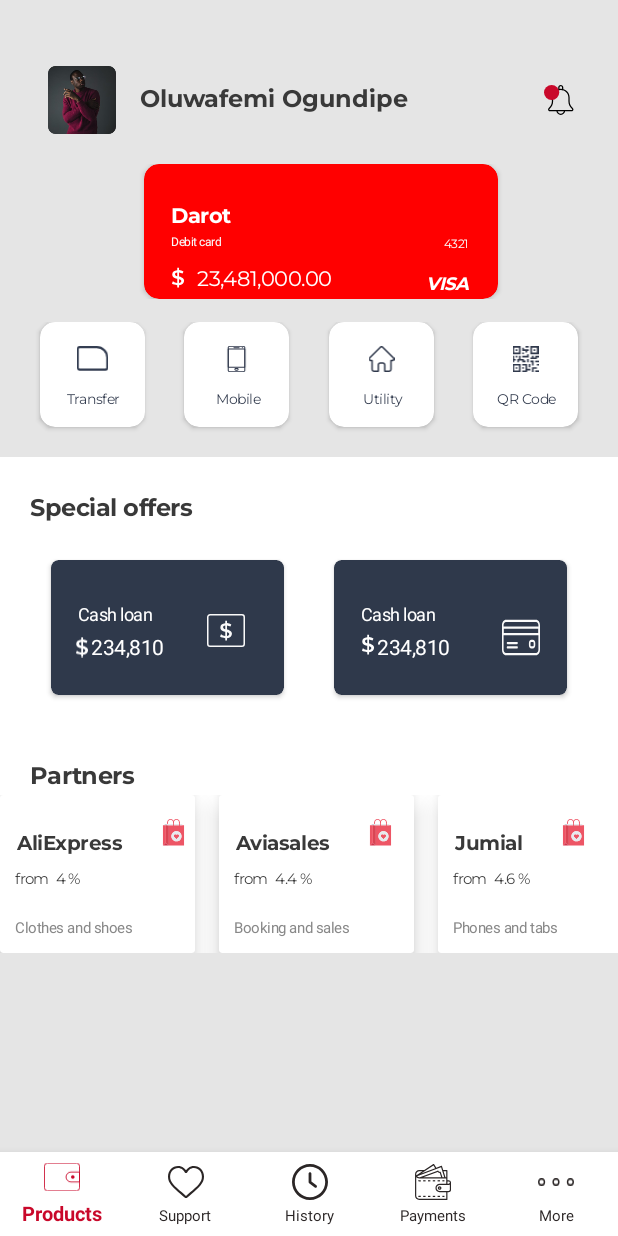
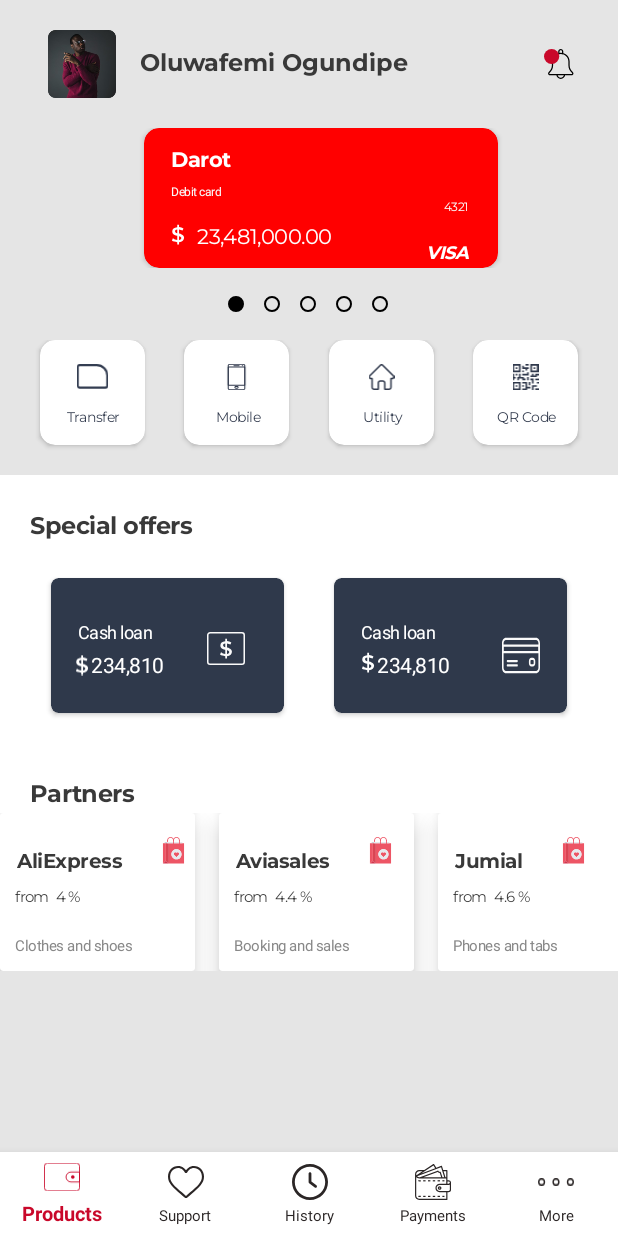
Before and after one commit to Oluwafemijohn/ViewPager-RecyclerView-Ui, an Android app: the screen it shows after launch (MainActivity), on a phone screen of 412 x 824 dp. Run offline under Robolectric (Android 15) with nearby library versions, the phone set to English and light mode, and no system bars.

Commit message:
Tab layout done

```diff
--- a/app/build.gradle
+++ b/app/build.gradle
@@ -17,7 +17,7 @@ android {
 
     defaultConfig {
         applicationId "com.example.weekfourtaskui"
-        minSdkVersion 22
+        minSdkVersion 23
         targetSdkVersion 30
         versionCode 1
         versionName "1.0"
--- a/app/src/main/java/com/example/weekfourtaskui/ProductsFragment.kt
+++ b/app/src/main/java/com/example/weekfourtaskui/ProductsFragment.kt
@@ -4,6 +4,8 @@ import android.os.Bundle
 import android.view.LayoutInflater
 import android.view.View
 import android.view.ViewGroup
+import android.widget.ImageView
+import androidx.core.content.ContextCompat
 import androidx.fragment.app.Fragment
 import androidx.recyclerview.widget.LinearLayoutManager
 import androidx.recyclerview.widget.RecyclerView
@@ -16,6 +18,9 @@ import com.example.weekfourtaskui.adapters.ViewPagerAdapter
 import com.example.weekfourtaskui.datamode.ViewPagerMode
 import com.example.weekfourtaskui.datasource.RecyclerViewDataSource
 import com.example.weekfourtaskui.datasource.ViewPagerDataSource
+import com.google.android.material.tabs.TabLayout
+import com.google.android.material.tabs.TabLayoutMediator
+import kotlinx.android.synthetic.main.fragment_products.*
 import java.nio.file.Files.list
 import java.util.Collections.list
 
@@ -29,6 +34,7 @@ class ProductsFragment : Fragment() {
 
     lateinit var recyclerView: RecyclerView
     lateinit var viewPager: ViewPager2
+    lateinit var dotIndicator:TabLayout
 
     private var param1: String? = null
     private var param2: String? = null
@@ -45,6 +51,27 @@ class ProductsFragment : Fragment() {
 //        addDataSet()
         initRecyclerView()
         initViewPager()
+
+
+
+
+//        TabLayoutMediator(view.findViewById(R.id.tab_layout), viewPager) { tab, position ->
+//            tab.icon = resources.getDrawable(R.drawable.inactive_drwawable)
+//        }.attach()
+//        dotscount = adapter.itemCount
+//        val dots = arrayOfNulls<ImageView>(dotscount)
+//        for (i in 0 until dotscount) {
+//            dots[i] = ImageView(requireContext())
+//            dots[i]!!.setImageDrawable(
+//                ContextCompat.getDrawable(
+//                    requireContext(),
+//                    R.drawable.non_active_dot)) }
+//        return view
+        dotIndicator = view.findViewById(R.id.tab_layout)
+
+        TabLayoutMediator(dotIndicator, viewPager) { tab, position ->
+            viewPager.setCurrentItem(tab.position, true)
+        }.attach()
 
 
         return view
@@ -100,11 +127,16 @@ class ProductsFragment : Fragment() {
 
 
 
+
+
+
 //        recyclerView.apply {
 //            layoutManager =  LinearLayoutManager(requireContext(), LinearLayoutManager.HORIZONTAL, false)
 //
 //            this.adapter = this@ProductsFragment.adapter
         }
+
+
     }
 
 //
--- a/app/src/main/java/com/example/weekfourtaskui/datasource/ViewPagerDataSource.kt
+++ b/app/src/main/java/com/example/weekfourtaskui/datasource/ViewPagerDataSource.kt
@@ -13,7 +13,7 @@ class ViewPagerDataSource {
             list.add(ViewPagerMode("Olalekan", "33,481,000.00", Color.BLUE))
             list.add(ViewPagerMode("Oluwafemi", "93,481,000.00", Color.DKGRAY))
             list.add(ViewPagerMode("Abdulrazaaq", "43,481,000.00", Color.MAGENTA))
-            list.add(ViewPagerMode("Samuel", "23,481,000.00", Color.GREEN))
+            list.add(ViewPagerMode("Samuel", "23,481,000.00", Color.rgb(0,0,0)))
             return list
         }
     }
--- a/app/src/main/res/drawable/inactive_drwawable.xml
+++ b/app/src/main/res/drawable/inactive_drwawable.xml
@@ -4,9 +4,9 @@
     <item>
         <shape
 
-            android:innerRadius="5dp"
+            android:innerRadius="4dp"
             android:shape="ring"
-            android:thickness="5dp"
+            android:thickness="1dp"
             android:useLevel="false">
             <solid android:color="@color/black" />
         </shape>
--- /dev/null
+++ b/app/src/main/res/drawable/indicator.xml
@@ -0,0 +1,6 @@
+<?xml version="1.0" encoding="utf-8"?>
+
+<selector xmlns:android="http://schemas.android.com/apk/res/android">
+    <item android:drawable="@drawable/active_drawable" android:state_selected="true" />
+    <item android:drawable="@drawable/inactive_drwawable" android:state_selected="false" />
+</selector>
--- a/app/src/main/res/layout/fragment_products.xml
+++ b/app/src/main/res/layout/fragment_products.xml
@@ -25,7 +25,6 @@
                 android:id="@+id/view_pager"
                 android:layout_width="wrap_content"
                 android:layout_height="wrap_content"
-
                 android:clipChildren="false"
                 android:clipToPadding="false"
                 app:layout_constraintEnd_toEndOf="parent"
@@ -33,9 +32,13 @@
                 app:layout_constraintTop_toTopOf="parent" />
 
 
-            <TableLayout
+            <com.google.android.material.tabs.TabLayout
                 android:id="@+id/tab_layout"
                 style="@style/tab_layou"
+                app:tabGravity="center"
+                app:tabBackground="@drawable/indicator"
+                app:tabIndicatorHeight="0dp"
+                android:background="@color/general_bacground_color"
                 app:layout_constraintEnd_toEndOf="parent"
                 app:layout_constraintHorizontal_bias="0.497"
                 app:layout_constraintStart_toStartOf="parent"
--- a/app/src/main/res/layout/viewpager_card.xml
+++ b/app/src/main/res/layout/viewpager_card.xml
@@ -3,6 +3,7 @@
 <androidx.cardview.widget.CardView xmlns:android="http://schemas.android.com/apk/res/android"
     xmlns:app="http://schemas.android.com/apk/res-auto"
     android:id="@+id/card_view"
+
     android:layout_width="match_parent"
     android:layout_height="match_parent"
     android:layout_marginLeft="16dp"
@@ -33,24 +34,28 @@
         <TextView
             android:id="@+id/debit_card"
             style="@style/card_type"
+            android:layout_marginTop="4dp"
             app:layout_constraintStart_toStartOf="parent"
             app:layout_constraintTop_toBottomOf="@+id/card_name" />
 
         <ImageView
             android:id="@+id/currency"
             style="@style/currency"
+            android:layout_marginTop="16dp"
             app:layout_constraintStart_toStartOf="parent"
             app:layout_constraintTop_toBottomOf="@+id/debit_card" />
 
         <TextView
             android:id="@+id/amount"
             style="@style/amount"
+            android:layout_marginTop="15dp"
             app:layout_constraintStart_toEndOf="@+id/currency"
             app:layout_constraintTop_toBottomOf="@+id/debit_card" />
 
         <TextView
             android:id="@+id/card_code"
             style="@style/card_code"
+            android:layout_marginTop="47dp"
             app:layout_constraintEnd_toEndOf="parent"
             app:layout_constraintHorizontal_bias="1.0"
             app:layout_constraintStart_toEndOf="@+id/debit_card"
@@ -59,7 +64,7 @@
         <TextView
             android:id="@+id/card_type_name"
             style="@style/card_name"
-
+            android:layout_marginTop="16dp"
             app:layout_constraintEnd_toEndOf="parent"
             app:layout_constraintHorizontal_bias="1.0"
             app:layout_constraintStart_toEndOf="@+id/amount"
--- a/app/src/main/res/values-night/themes.xml
+++ b/app/src/main/res/values-night/themes.xml
@@ -3,7 +3,7 @@
     <style name="Theme.WeekFourTaskUi" parent="Theme.MaterialComponents.DayNight.NoActionBar">
         <!-- Primary brand color. -->
         <item name="colorPrimary">@color/purple_200</item>
-        <item name="colorPrimaryVariant">@color/purple_700</item>
+        <item name="colorPrimaryVariant">@color/white</item>
         <item name="colorOnPrimary">@color/black</item>
         <!-- Secondary brand color. -->
         <item name="colorSecondary">@color/teal_200</item>
@@ -11,6 +11,7 @@
         <item name="colorOnSecondary">@color/black</item>
         <!-- Status bar color. -->
         <item name="android:statusBarColor" tools:targetApi="l">?attr/colorPrimaryVariant</item>
+        <item name="android:windowLightStatusBar">true</item>
         <!-- Customize your theme here. -->
     </style>
 </resources>
--- a/app/src/main/res/values/dimens.xml
+++ b/app/src/main/res/values/dimens.xml
@@ -7,4 +7,5 @@
     <dimen name="black_card_radius">5dp</dimen>
     <dimen name="text">7dp</dimen>
     <dimen name="card_elevation">10dp</dimen>
+    <dimen name="balance_bottom_margin">29</dimen>
 </resources>
--- a/app/src/main/res/values/style.xml
+++ b/app/src/main/res/values/style.xml
@@ -18,7 +18,7 @@
         <item name="android:layout_width">wrap_content</item>
         <item name="android:layout_height">wrap_content</item>
         <item name="android:layout_marginStart">18dp</item>
-        <item name="android:layout_marginTop">25dp</item>
+        <item name="android:layout_marginTop">12dp</item>
         <item name="android:fontFamily">@font/montserrat_bold</item>
     </style>
 
@@ -204,7 +204,7 @@
     <style name="toolbar_constaint_layer">
         <item name="android:layout_width">match_parent</item>
         <item name="android:layout_height">wrap_content</item>
-        <item name="android:layout_marginTop">44dp</item>
+        <item name="android:layout_marginTop">20dp</item>
     </style>
 
     <style name="toolbar_image">
@@ -263,17 +263,12 @@
     <style name="view_pager">
         <item name="android:layout_width">match_parent</item>
         <item name="android:layout_height">wrap_content</item>
-<!--        <item name="android:layout_marginTop">4dp</item>-->
-<!--        <item name="android:clipChildren">false</item>-->
-<!--        <item name="android:clipToPadding">false</item>-->
-<!--        <item name="android:paddingTop">16dp</item>-->
-        <item name="android:translationZ">10dp</item>
     </style>
 
 
     <style name="tab_layou">
-        <item name="android:layout_width">186dp</item>
-        <item name="android:layout_height">15dp</item>
+        <item name="android:layout_width">wrap_content</item>
+        <item name="android:layout_height">wrap_content</item>
     </style>
 
 
--- a/app/src/main/res/values/themes.xml
+++ b/app/src/main/res/values/themes.xml
@@ -3,7 +3,7 @@
     <style name="Theme.WeekFourTaskUi" parent="Theme.MaterialComponents.DayNight.NoActionBar">
         <!-- Primary brand color. -->
         <item name="colorPrimary">@color/purple_500</item>
-        <item name="colorPrimaryVariant">@color/purple_700</item>
+        <item name="colorPrimaryVariant">@color/white</item>
         <item name="colorOnPrimary">@color/white</item>
         <!-- Secondary brand color. -->
         <item name="colorSecondary">@color/teal_200</item>
@@ -11,6 +11,7 @@
         <item name="colorOnSecondary">@color/black</item>
         <!-- Status bar color. -->
         <item name="android:statusBarColor" tools:targetApi="l">?attr/colorPrimaryVariant</item>
+        <item name="android:windowLightStatusBar">true</item>
         <!-- Customize your theme here. -->
     </style>
 </resources>
```
